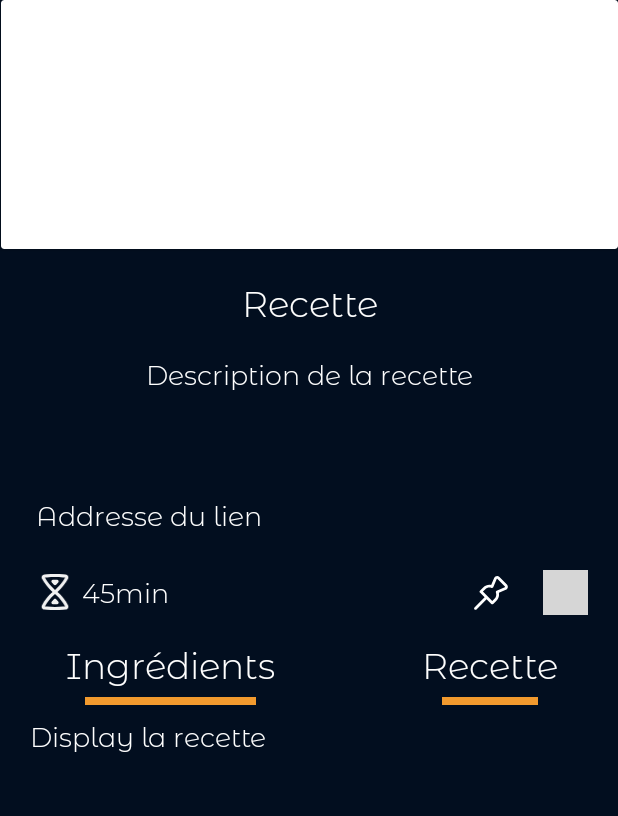
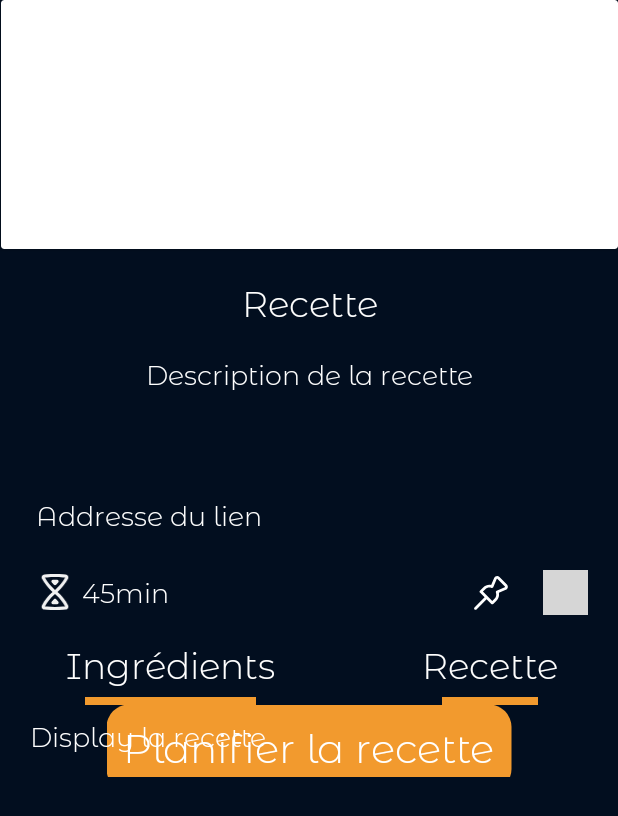
Before and after one commit to Justinb0507/courseList, an Android app: the layout fragment_recette.xml on its own in the app's theme, with its tools: preview values and no code run, on a phone screen of 412 x 824 dp. Shown: the top 816 px of the screen. Run offline under Robolectric (Android 15) with nearby library versions, the phone set to English and light mode, and no system bars; grey boxes are pictures that could not be loaded.

Commit message:
Mouv planifier recette button to Recette fragment

```diff
--- a/app/src/main/res/layout/fragment_recette.xml
+++ b/app/src/main/res/layout/fragment_recette.xml
@@ -172,23 +172,49 @@
             app:layout_constraintEnd_toEndOf="parent"
             app:layout_constraintStart_toStartOf="parent"
             app:layout_constraintTop_toBottomOf="@+id/linearLayout2" />
+        <androidx.constraintlayout.widget.ConstraintLayout
+            android:id="@+id/planning"
+            android:layout_width="wrap_content"
+            android:layout_height="wrap_content"
+            android:alpha="1"
+            android:background="@drawable/rounded_corner_affect"
+            android:padding="7dp"
+            android:scaleX="1.5"
+            android:scaleY="1.5"
 
+            app:layout_constraintEnd_toEndOf="parent"
+            app:layout_constraintStart_toStartOf="parent"
+            app:layout_constraintTop_toTopOf="@+id/linearLayout4">
+
+            <TextView
+                style="@style/DefaultTextStyle"
+                android:layout_width="wrap_content"
+                android:layout_height="wrap_content"
+                android:text="Planifier la recette"
+                app:layout_constraintBottom_toBottomOf="parent"
+                app:layout_constraintEnd_toEndOf="parent"
+                app:layout_constraintStart_toStartOf="parent"
+                app:layout_constraintTop_toTopOf="parent" />
+
+
+        </androidx.constraintlayout.widget.ConstraintLayout>
         <LinearLayout
+            android:id="@+id/linearLayout4"
             android:layout_width="match_parent"
             android:layout_height="wrap_content"
+            android:layout_marginTop="@dimen/default_margin"
             android:orientation="vertical"
-            android:layout_marginTop="@dimen/default_margin"
             app:layout_constraintEnd_toEndOf="parent"
             app:layout_constraintStart_toStartOf="parent"
             app:layout_constraintTop_toBottomOf="@+id/ingredients">
 
 
             <androidx.constraintlayout.widget.ConstraintLayout
+                android:id="@+id/ingredientCard"
                 android:layout_width="match_parent"
                 android:layout_height="wrap_content"
-                android:layout_marginRight="30dp"
                 android:layout_marginLeft="@dimen/default_margin"
-                android:id="@+id/ingredientCard">
+                android:layout_marginRight="30dp">
 
 
                 <androidx.recyclerview.widget.RecyclerView
@@ -197,17 +223,16 @@
                     android:layout_height="wrap_content"
                     app:layout_constraintEnd_toEndOf="parent"
                     app:layout_constraintStart_toStartOf="parent"
-                    app:layout_constraintTop_toTopOf="parent"
-                    />
+                    app:layout_constraintTop_toTopOf="parent" />
 
             </androidx.constraintlayout.widget.ConstraintLayout>
 
             <androidx.constraintlayout.widget.ConstraintLayout
+                android:id="@+id/recetteCard"
                 android:layout_width="match_parent"
                 android:layout_height="wrap_content"
-                android:layout_marginRight="@dimen/default_margin"
                 android:layout_marginLeft="@dimen/default_margin"
-                android:id="@+id/recetteCard">
+                android:layout_marginRight="@dimen/default_margin">
 
                 <TextView
                     android:id="@+id/recette_display"
```
Also changed, not shown: app/src/main/java/fr/juju/myapplication/MainActivity.kt (+23 -0 lines), app/src/main/java/fr/juju/myapplication/fragments/FiltreRepasFragment.kt (+28 -20 lines), app/src/main/java/fr/juju/myapplication/fragments/RecetteFragment.kt (+6 -3 lines), app/src/main/res/anim/transformation_button_animation.xml (added, +11 -0 lines), app/src/main/res/layout/activity_main.xml (+7 -2 lines).
